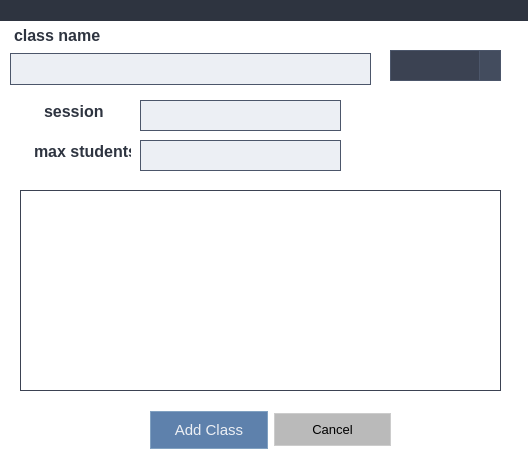
Old version of the form School_System/ui/AddClassDialog.ui in the repository KasperJack/School-Management-System.
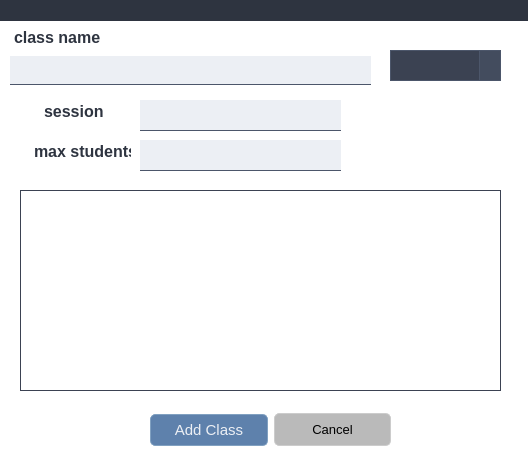
New version of the form. Icons and pictures are not drawn.

Patch:
```diff
--- a/School_System/ui/AddClassDialog.ui
+++ b/School_System/ui/AddClassDialog.ui
@@ -19,73 +19,9 @@
     background-color:rgb(255, 255, 255); /* Light Gray for Light Mode */
     color: #000000;           /* Black Text */
     font-family: &quot;Segoe UI&quot;, Arial, sans-serif;
-    font-size: 12pt;
-border-radius: 10px;
 }
 
-/* Dark Mode (Toggle this for dark theme) */
-/*
-QWidget {
-    background-color: #2b2b2b; 
-    color: #ffffff;           
-}
-*/
 
-/* Buttons */
-QPushButton {
-    background-color: #0078d7; /* Windows Blue */
-    color: white;
-    border-radius: 5px;
-    padding: 8px 16px;
-    border: none;
-    font-size: 11pt;
-}
-QPushButton:hover {
-    background-color: #005a9e; /* Darker Blue on Hover */
-}
-QPushButton:pressed {
-    background-color: #004578; /* Even Darker Blue on Click */
-}
-
-/* Input Fields */
-QLineEdit {
-    background-color: white;
-    color: black;
-    border: 1px solid #cccccc;
-    border-radius: 4px;
-    padding: 6px;
-}
-QLineEdit:focus {
-    border: 1px solid #0078d7; /* Blue Border on Focus */
-    background-color: #ffffff;
-}
-
-/* Labels */
-QLabel {
-    font-size: 13pt;
-    color: #333333; /* Dark Gray */
-}
-
-/* Checkboxes and Radio Buttons */
-QCheckBox, QRadioButton {
-    spacing: 6px;
-    color: #333333;
-}
-
-/* Scrollbars */
-QScrollBar:vertical {
-    border: none;
-    background: #f3f3f3;
-    width: 8px;
-    margin: 0px 0px 0px 0px;
-}
-QScrollBar::handle:vertical {
-    background: #cccccc;
-    border-radius: 4px;
-}
-QScrollBar::handle:vertical:hover {
-    background: #aaaaaa;
-}
 </string>
   </property>
   <widget class="QWidget" name="layoutWidget">
@@ -130,14 +66,13 @@
     <item>
      <widget class="QLineEdit" name="class_name_field">
       <property name="styleSheet">
-       <string notr="true">/* Input Field */
-QLineEdit {
+       <string notr="true">QLineEdit {
     background-color: #eceff4; /* Light background */
     color: #000000; /* Black text */
-    border: 1px solid #4C566A; /* Subtle gray-blue border */
-    border-radius: 0px; /* No rounded corners */
+    border: none; /* Remove default border */
+    border-bottom: 1px solid #4C566A; /* Subtle bottom border */
     padding: 6px; /* Padding inside the field */
-    font-size: 14px; /* Standard font size */
+    outline: none; /* Remove focus outline */
 }
 
 /* Focused Input Field */
@@ -170,8 +105,8 @@
      <widget class="QPushButton" name="add_class_button">
       <property name="minimumSize">
        <size>
-        <width>86</width>
-        <height>38</height>
+        <width>0</width>
+        <height>0</height>
        </size>
       </property>
       <property name="styleSheet">
@@ -183,8 +118,8 @@
     padding: 6px 12px;
     font-family: &quot;Segoe UI&quot;;
     font-size: 15px;
-    min-width: 60px;
-    min-height: 24px;
+border-radius: 5px;
+
 }
 
 /* Hover State */
@@ -250,6 +185,7 @@
     border-radius: 0px;
     padding: 8px 16px;
     font-size: 10pt;
+border-radius: 5px;
 }
 
 QPushButton:hover {
@@ -344,14 +280,13 @@
     </rect>
    </property>
    <property name="styleSheet">
-    <string notr="true">/* Input Field */
-QLineEdit {
+    <string notr="true">QLineEdit {
     background-color: #eceff4; /* Light background */
     color: #000000; /* Black text */
-    border: 1px solid #4C566A; /* Subtle gray-blue border */
-    border-radius: 0px; /* No rounded corners */
+    border: none; /* Remove default border */
+    border-bottom: 1px solid #4C566A; /* Subtle bottom border */
     padding: 6px; /* Padding inside the field */
-    font-size: 14px; /* Standard font size */
+    outline: none; /* Remove focus outline */
 }
 
 /* Focused Input Field */
@@ -433,14 +368,13 @@
     </rect>
    </property>
    <property name="styleSheet">
-    <string notr="true">/* Input Field */
-QLineEdit {
+    <string notr="true">QLineEdit {
     background-color: #eceff4; /* Light background */
     color: #000000; /* Black text */
-    border: 1px solid #4C566A; /* Subtle gray-blue border */
-    border-radius: 0px; /* No rounded corners */
+    border: none; /* Remove default border */
+    border-bottom: 1px solid #4C566A; /* Subtle bottom border */
     padding: 6px; /* Padding inside the field */
-    font-size: 14px; /* Standard font size */
+    outline: none; /* Remove focus outline */
 }
 
 /* Focused Input Field */
```
Left out of the diff: 6 changed lines with no effect on the pictures.
